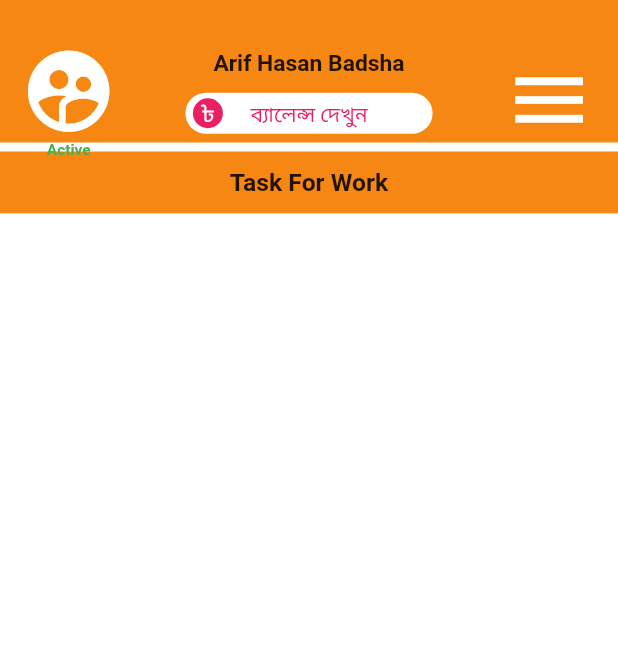
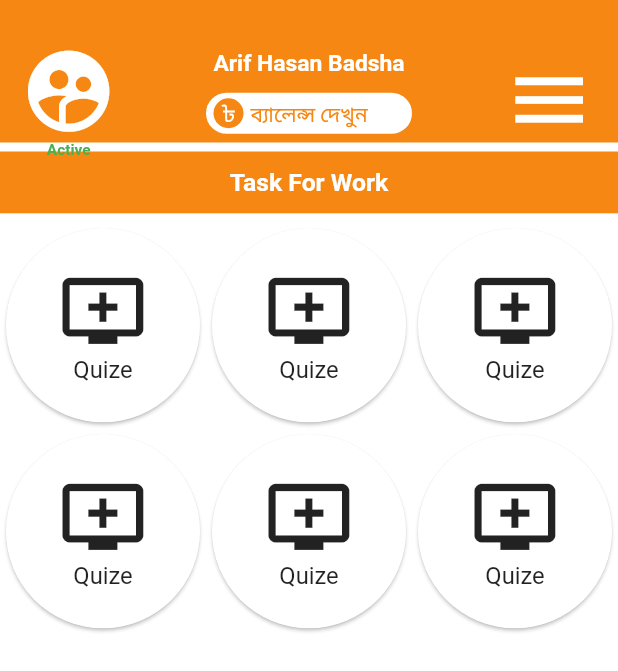
Before and after one commit to cryptearn/cryptearn_lcc_pages, a Flutter app: the screen it shows after launch, on a phone screen of 412 x 824 dp. Shown: the top 671 px of the screen. Run offline on Flutter 3.47's test engine with Material 2 defaults, Android fonts, the phone set to English and light mode, and no system bars; our stand-ins replace google_fonts.

Commit message:
update homepage

```diff
--- a/lib/Dashboard/homepage.dart
+++ b/lib/Dashboard/homepage.dart
@@ -1,5 +1,6 @@
 import 'package:flutter/material.dart';
 import 'package:flutter_apps/customWidget/customAppbar.dart';
+
 class HomePage extends StatelessWidget {
   @override
   Widget build(BuildContext context) {
@@ -7,7 +8,7 @@ class HomePage extends StatelessWidget {
     var responsive_width = MediaQuery.of(context).size.width;
     return Scaffold(
       backgroundColor: Colors.white,
-      appBar:CustomAppBar(),
+      appBar: CustomAppBar(),
       body: SafeArea(
         child: Column(
           children: [
@@ -15,12 +16,117 @@ class HomePage extends StatelessWidget {
               height: 6,
             ),
             Container(
-               height: responsive_height/20,
+              height: responsive_height / 20,
               color: Color(0xFFF68712),
               child: Center(
-                 child: Text("Task For Work",style: TextStyle(fontSize: responsive_width/25,fontWeight: FontWeight.bold)),
+                child: Text("Task For Work",
+                    style: TextStyle(
+                        fontSize: responsive_width / 25,
+                        color: Colors.white,
+                        fontWeight: FontWeight.bold)),
               ),
-             )
+            ),
+            SizedBox(
+              height: 6,
+            ),
+            GridView.count(crossAxisCount: 3, shrinkWrap: true, children: [
+              Card(
+                shape: RoundedRectangleBorder(
+                    borderRadius: BorderRadius.circular(650)),
+                child: Center(
+                  child: Column(
+                    mainAxisAlignment: MainAxisAlignment.center,
+                    crossAxisAlignment: CrossAxisAlignment.center,
+                    children: [
+                      Icon(Icons.add_to_queue_outlined,
+                          size: responsive_width / 7),
+                      Text("Quize",
+                          style: TextStyle(fontSize: responsive_width / 26))
+                    ],
+                  ),
+                ),
+              ),
+              Card(
+                shape: RoundedRectangleBorder(
+                    borderRadius: BorderRadius.circular(650)),
+                child: Center(
+                  child: Column(
+                    mainAxisAlignment: MainAxisAlignment.center,
+                    crossAxisAlignment: CrossAxisAlignment.center,
+                    children: [
+                      Icon(Icons.add_to_queue_outlined,
+                          size: responsive_width / 7),
+                      Text("Quize",
+                          style: TextStyle(fontSize: responsive_width / 26))
+                    ],
+                  ),
+                ),
+              ),
+              Card(
+                shape: RoundedRectangleBorder(
+                    borderRadius: BorderRadius.circular(650)),
+                child: Center(
+                  child: Column(
+                    mainAxisAlignment: MainAxisAlignment.center,
+                    crossAxisAlignment: CrossAxisAlignment.center,
+                    children: [
+                      Icon(Icons.add_to_queue_outlined,
+                          size: responsive_width / 7),
+                      Text("Quize",
+                          style: TextStyle(fontSize: responsive_width / 26))
+                    ],
+                  ),
+                ),
+              ),
+              Card(
+                shape: RoundedRectangleBorder(
+                    borderRadius: BorderRadius.circular(650)),
+                child: Center(
+                  child: Column(
+                    mainAxisAlignment: MainAxisAlignment.center,
+                    crossAxisAlignment: CrossAxisAlignment.center,
+                    children: [
+                      Icon(Icons.add_to_queue_outlined,
+                          size: responsive_width / 7),
+                      Text("Quize",
+                          style: TextStyle(fontSize: responsive_width / 26))
+                    ],
+                  ),
+                ),
+              ),
+              Card(
+                shape: RoundedRectangleBorder(
+                    borderRadius: BorderRadius.circular(650)),
+                child: Center(
+                  child: Column(
+                    mainAxisAlignment: MainAxisAlignment.center,
+                    crossAxisAlignment: CrossAxisAlignment.center,
+                    children: [
+                      Icon(Icons.add_to_queue_outlined,
+                          size: responsive_width / 7),
+                      Text("Quize",
+                          style: TextStyle(fontSize: responsive_width / 26))
+                    ],
+                  ),
+                ),
+              ),
+              Card(
+                shape: RoundedRectangleBorder(
+                    borderRadius: BorderRadius.circular(650)),
+                child: Center(
+                  child: Column(
+                    mainAxisAlignment: MainAxisAlignment.center,
+                    crossAxisAlignment: CrossAxisAlignment.center,
+                    children: [
+                      Icon(Icons.add_to_queue_outlined,
+                          size: responsive_width / 7),
+                      Text("Quize",
+                          style: TextStyle(fontSize: responsive_width / 26))
+                    ],
+                  ),
+                ),
+              ),
+            ])
           ],
         ),
       ),
--- a/lib/customWidget/customAppbar.dart
+++ b/lib/customWidget/customAppbar.dart
@@ -49,7 +49,7 @@ class _CustomAppBarState extends State<CustomAppBar> {
                     child: Column(
                       children: [
                         Text("Arif Hasan Badsha",
-                            style: TextStyle(
+                            style: TextStyle(color: Colors.white,
                                 fontSize: wid / 27,
                                 fontWeight: FontWeight.bold)),
                         Container(
@@ -58,7 +58,7 @@ class _CustomAppBarState extends State<CustomAppBar> {
                             child: InkWell(
                                 onTap: changeState,
                                 child: Container(
-                                    width: wid/2.5,
+                                    width: wid/3,
                                     height: hei/30,
                                     decoration: BoxDecoration(
                                         color: Colors.white,
@@ -74,7 +74,7 @@ class _CustomAppBarState extends State<CustomAppBar> {
                                                   Duration(milliseconds: 500),
                                               child: Text('৳ 50.00',
                                                   style: TextStyle(
-                                                      color: Colors.pink,
+                                                      color:Colors.black,
                                                       fontSize: 14))),
 
                                           /// ব্যালেন্স দেখুন
@@ -85,7 +85,7 @@ class _CustomAppBarState extends State<CustomAppBar> {
                                               child: const Text(
                                                   'ব্যালেন্স দেখুন',
                                                   style: TextStyle(
-                                                      color: Colors.pink,
+                                                      color: Color(0xFFF68712),
                                                       fontSize: 14))),
 
                                           /// Circle
@@ -102,7 +102,7 @@ class _CustomAppBarState extends State<CustomAppBar> {
                                                   // padding: const EdgeInsets.only(bottom: 4),
                                                   alignment: Alignment.center,
                                                   decoration: BoxDecoration(
-                                                      color: Colors.pink,
+                                                      color: Color(0xFFF68712),
                                                       borderRadius:
                                                           BorderRadius.circular(
                                                               50)),
```
Lines whose indentation alone changed are shown as unchanged.
